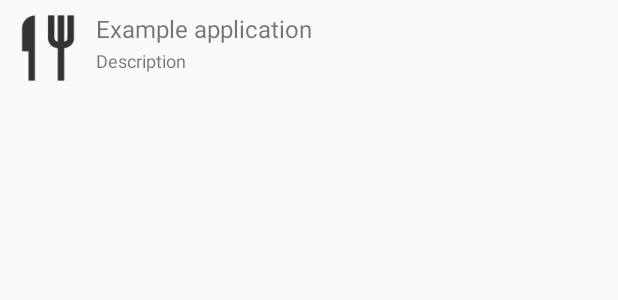
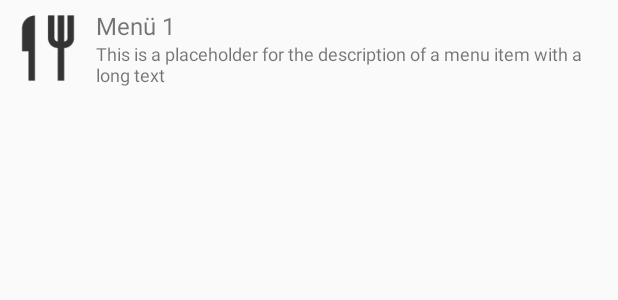
Before and after one commit to westwood846/Uni-Koblenz-Mensa, an Android app: the layout menu_item.xml on its own in the app's theme, with its tools: preview values and no code run, on a phone screen of 412 x 824 dp. Shown: the top 300 px of the screen. Run offline under Robolectric (Android 15) with nearby library versions, the phone set to English and light mode, and no system bars; network calls fail.

Commit message:
Clean up menu item layout and wrap long descriptions

```diff
--- a/app/src/main/res/layout/menu_item.xml
+++ b/app/src/main/res/layout/menu_item.xml
@@ -8,10 +8,9 @@
         android:id="@+id/menu_item_icon"
         android:layout_width="wrap_content"
         android:layout_height="fill_parent"
-        android:layout_alignParentBottom="true"
-        android:layout_alignParentTop="true"
         android:layout_marginRight="6dip"
-        android:contentDescription="TODO"
+        android:layout_marginEnd="6dip"
+        android:contentDescription="@string/menu_item_icon_description"
         android:adjustViewBounds="true"
         android:src="@drawable/menu1"
         />
@@ -19,13 +18,13 @@
     <TextView
         android:id="@+id/menu_item_second_line"
         android:layout_width="fill_parent"
-        android:layout_height="26dip"
+        android:layout_height="wrap_content"
         android:layout_alignParentBottom="true"
         android:layout_alignParentRight="true"
+        android:layout_alignParentEnd="true"
         android:layout_toRightOf="@id/menu_item_icon"
-        android:ellipsize="marquee"
-        android:singleLine="true"
-        android:text="Description"
+        android:layout_toEndOf="@id/menu_item_icon"
+        android:text="@string/menu_item_description_placeholder"
         android:textSize="12sp" />
 
     <TextView
@@ -34,11 +33,12 @@
         android:layout_height="wrap_content"
         android:layout_above="@id/menu_item_second_line"
         android:layout_alignParentRight="true"
+        android:layout_alignParentEnd="true"
         android:layout_alignParentTop="true"
         android:layout_alignWithParentIfMissing="true"
         android:layout_toRightOf="@id/menu_item_icon"
-        android:gravity="center_vertical"
-        android:text="Example application"
+        android:layout_toEndOf="@id/menu_item_icon"
+        android:text="@string/menu_item_title_placeholder"
         android:textSize="16sp" />
 
 </RelativeLayout>
--- a/app/src/main/res/values/strings.xml
+++ b/app/src/main/res/values/strings.xml
@@ -1,3 +1,6 @@
 <resources>
     <string name="app_name">Uni Koblenz Mensa</string>
+    <string name="menu_item_icon_description">Icon for the menu item</string>
+    <string name="menu_item_title_placeholder">Menü 1</string>
+    <string name="menu_item_description_placeholder">This is a placeholder for the description of a menu item with a long text</string>
 </resources>
```
